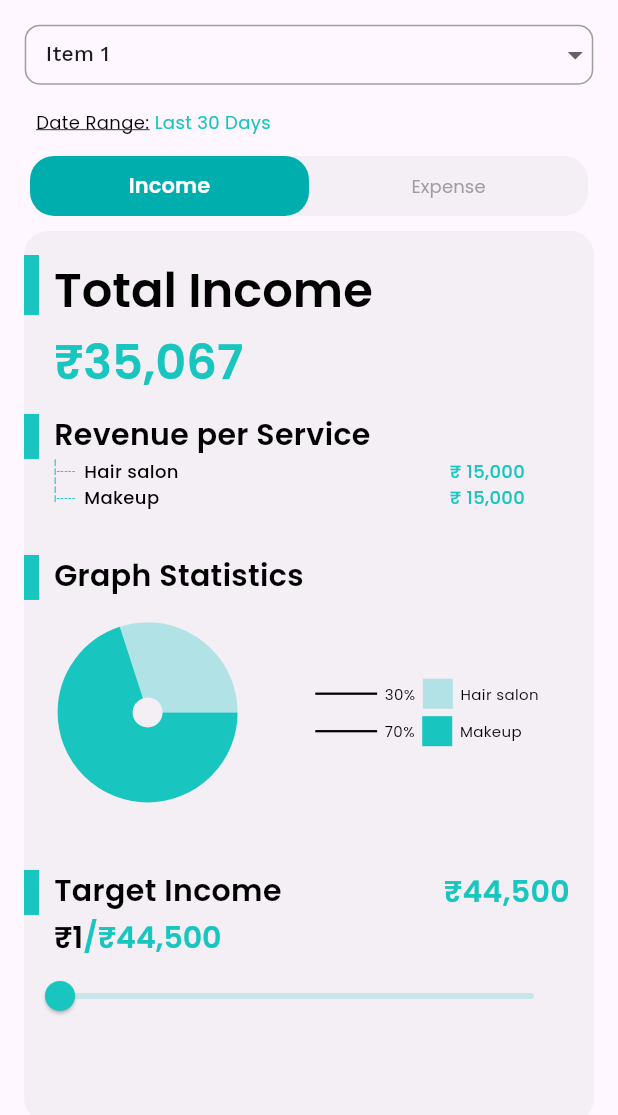
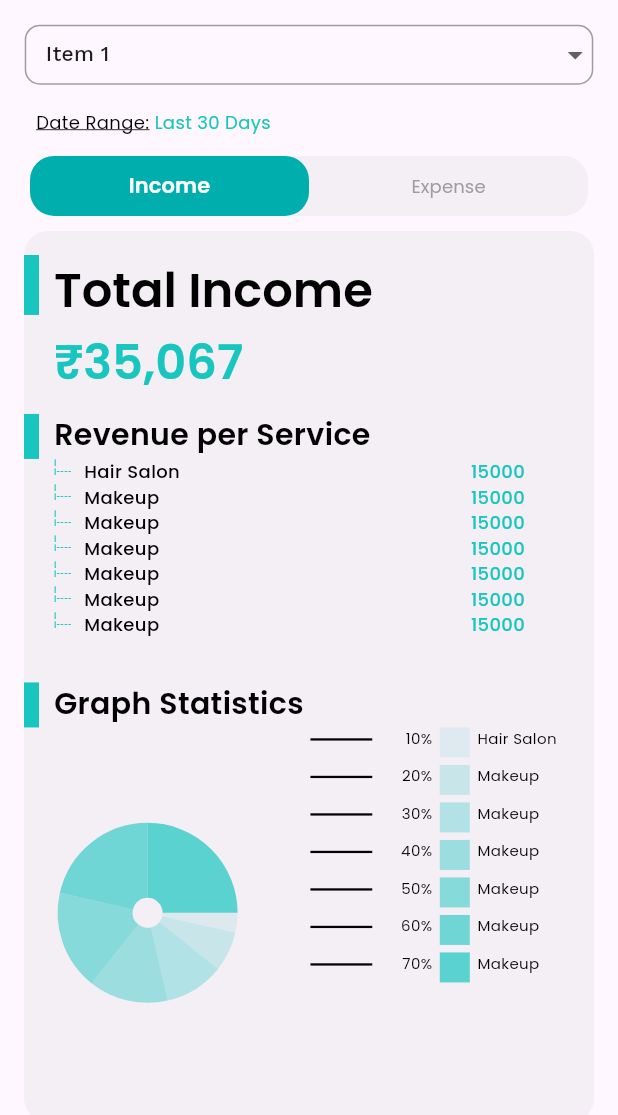
Before and after one commit to Rajbamalwa/trio, a Flutter app: the RaizHomeScreen screen opened directly, on a phone screen of 412 x 824 dp, the part 84-1199 px from its top. Run offline on Flutter 3.47's test engine with Material 3 defaults, Android fonts, the phone set to English and light mode, and no system bars; drawn by our look-alikes of fl_chart; our stand-ins replace flutter_rating_bar, get, google_fonts, table_calendar.

```diff
--- a/lib/main.dart
+++ b/lib/main.dart
@@ -1,6 +1,6 @@
 import 'package:flutter/material.dart';
 import 'package:get/get.dart';
-import 'package:trio/pages/complaint/view/raizz_complaint.dart';
+import 'package:trio/pages/home/view/raizz_home.dart';
 
 void main() {
   runApp(const MyApp());
@@ -14,7 +14,7 @@ class MyApp extends StatelessWidget {
     return const GetMaterialApp(
       title: 'Flutter Demo',
       debugShowCheckedModeBanner: false,
-      home: RaizzComplaintScreen(),
+      home: RaizHomeScreen(),
     );
   }
 }
--- a/lib/pages/home/widgets/income_widget.dart
+++ b/lib/pages/home/widgets/income_widget.dart
@@ -7,6 +7,51 @@ import 'package:trio/utils/extension/sized_box_extension.dart';
 import '../../../Constants/colors.dart';
 import '../../../utils/raizz_global_widget/CustomText/CustomText.dart';
 import '../controller/home_controller.dart';
+
+List services_item = [
+  {
+    "service_name": "Hair Salon",
+    "service_revenue": 15000,
+    "service_expense": 15000,
+    "service_percent": 10,
+  },
+  {
+    "service_name": "Makeup",
+    "service_revenue": 15000,
+    "service_expense": 15000,
+    "service_percent": 20,
+  },
+  {
+    "service_name": "Makeup",
+    "service_revenue": 15000,
+    "service_expense": 15000,
+    "service_percent": 30,
+  },
+  {
+    "service_name": "Makeup",
+    "service_revenue": 15000,
+    "service_expense": 15000,
+    "service_percent": 40,
+  },
+  {
+    "service_name": "Makeup",
+    "service_revenue": 15000,
+    "service_expense": 15000,
+    "service_percent": 50,
+  },
+  {
+    "service_name": "Makeup",
+    "service_revenue": 15000,
+    "service_expense": 15000,
+    "service_percent": 60,
+  },
+  {
+    "service_name": "Makeup",
+    "service_revenue": 15000,
+    "service_expense": 15000,
+    "service_percent": 70,
+  }
+];
 
 class IncomeWidget extends StatefulWidget {
   final from;
@@ -105,9 +150,11 @@ class _IncomeWidgetState extends State<IncomeWidget> {
                     ),
                   ],
                 ),
-                Stack(
-                  children: [
-                    Column(
+                ListView.builder(
+                  itemCount: services_item.length,
+                  shrinkWrap: true,
+                  itemBuilder: (context, index) {
+                    return Stack(
                       children: [
                         Padding(
                           padding: const EdgeInsets.only(left: 40, right: 30),
@@ -118,7 +165,8 @@ class _IncomeWidgetState extends State<IncomeWidget> {
                               crossAxisAlignment: CrossAxisAlignment.center,
                               children: [
                                 CustomText(
-                                  "Hair salon",
+                                  services_item[index]['service_name']
+                                      .toString(),
                                   black,
                                   12,
                                   FontWeight.w500,
@@ -126,7 +174,11 @@ class _IncomeWidgetState extends State<IncomeWidget> {
                                   TextAlign.start,
                                 ),
                                 CustomText(
-                                  "₹ 15,000",
+                                  widget.from == "Expense"
+                                      ? services_item[index]['service_expense']
+                                          .toString()
+                                      : services_item[index]['service_revenue']
+                                          .toString(),
                                   primaryColor,
                                   12,
                                   FontWeight.w500,
@@ -138,39 +190,9 @@ class _IncomeWidgetState extends State<IncomeWidget> {
                           ),
                         ),
                         Padding(
-                          padding: const EdgeInsets.only(left: 40, right: 30),
-                          child: SizedBox(
-                            width: size.width * 0.8,
-                            child: Row(
-                              mainAxisAlignment: MainAxisAlignment.spaceBetween,
-                              crossAxisAlignment: CrossAxisAlignment.center,
-                              children: [
-                                CustomText(
-                                  "Makeup",
-                                  black,
-                                  12,
-                                  FontWeight.w500,
-                                  TextOverflow.clip,
-                                  TextAlign.start,
-                                ),
-                                CustomText(
-                                  "₹ 15,000",
-                                  primaryColor,
-                                  12,
-                                  FontWeight.w500,
-                                  TextOverflow.clip,
-                                  TextAlign.start,
-                                ),
-                              ],
-                            ),
-                          ),
-                        ),
-                      ],
-                    ),
-                    Padding(
                           padding: const EdgeInsets.only(left: 20, right: 30),
                           child: CustomText(
-                        "|\n|-----\n|\n|\n|-----",
+                            "|\n|----",
                             primaryColor,
                             4,
                             FontWeight.w600,
@@ -179,6 +201,8 @@ class _IncomeWidgetState extends State<IncomeWidget> {
                           ),
                         ),
                       ],
+                    );
+                  },
                 ),
                 30.h,
                 Row(
@@ -211,9 +235,8 @@ class _IncomeWidgetState extends State<IncomeWidget> {
                       crossAxisAlignment: CrossAxisAlignment.center,
                       children: [
                         SizedBox(
-                          height: 150,
+                          height: size.height * 0.3,
                           width: size.width * 0.4,
-                          child: Flexible(
                           child: AspectRatio(
                             aspectRatio: 1,
                             child: PieChart(
@@ -228,149 +251,96 @@ class _IncomeWidgetState extends State<IncomeWidget> {
                             ),
                           ),
                         ),
-                        ),
-                        Stack(
-                          children: [
-                            Row(
-                              mainAxisAlignment: MainAxisAlignment.start,
-                              crossAxisAlignment: CrossAxisAlignment.center,
-                              children: [
-                                Column(
+                        SizedBox(
+                          height: size.height * 0.3,
+                          width: size.width * 0.42,
+                          child: Column(
                             mainAxisAlignment: MainAxisAlignment.start,
                             crossAxisAlignment: CrossAxisAlignment.start,
                             children: [
+                              Expanded(
+                                child: ListView.builder(
+                                  itemCount: services_item.length,
+                                  shrinkWrap: true,
+                                  scrollDirection: Axis.vertical,
+                                  itemBuilder: (context, index) {
+                                    // Parse the service_percent value and adjust opacity
+                                    final percentString = services_item[index]
+                                            ['service_percent']
+                                        .toString();
+                                    final value =
+                                        double.tryParse(percentString) ?? 0.0;
+
+                                    // Ensure the percentString is correctly formatted for opacity calculation
+                                    final opacity =
+                                        (value / 100).clamp(0.0, 1.0);
+
+                                    // Apply opacity to primaryColor
+                                    final sectionColor =
+                                        primaryColor.withOpacity(opacity);
+
+                                    return Padding(
+                                      padding: const EdgeInsets.only(bottom: 5),
+                                      child: Row(
+                                        mainAxisAlignment:
+                                            MainAxisAlignment.spaceBetween,
+                                        crossAxisAlignment:
+                                            CrossAxisAlignment.start,
+                                        children: [
                                           SizedBox(
-                                      height: 25,
                                             width: size.width * 0.1,
                                             child: Divider(
                                               color: black,
                                               thickness: 1.5,
                                             ),
                                           ),
-                                    SizedBox(
-                                      height: 25,
-                                      width: size.width * 0.1,
-                                      child: Divider(
-                                        color: black,
-                                        thickness: 1.5,
-                                      ),
-                                    ),
-                                  ],
-                                ),
-                                5.w,
-                                Column(
-                                  mainAxisAlignment: MainAxisAlignment.end,
-                                  crossAxisAlignment: CrossAxisAlignment.end,
+                                          Row(
+                                            mainAxisAlignment:
+                                                MainAxisAlignment.end,
+                                            crossAxisAlignment:
+                                                CrossAxisAlignment.start,
                                             children: [
-                                    SizedBox(
-                                      width: size.width * 0.3,
-                                      child: Row(
-                                        mainAxisAlignment:
-                                            MainAxisAlignment.start,
-                                        children: [
-                                          SizedBox(
-                                            child: CustomText(
-                                              "30%",
+                                              CustomText(
+                                                "${services_item[index]['service_percent']}%",
                                                 black,
                                                 10,
                                                 FontWeight.w400,
                                                 TextOverflow.clip,
                                                 TextAlign.start,
                                               ),
-                                          ),
                                               5.w,
                                               Container(
                                                 height: 20,
                                                 width: 20,
-                                            color:
-                                                primaryColor.withOpacity(0.3),
+                                                color: sectionColor,
                                               ),
                                               5.w,
-                                          CustomText(
-                                            "Hair salon",
+                                              SizedBox(
+                                                width: size.width * 0.15,
+                                                child: CustomText(
+                                                  services_item[index]
+                                                          ['service_name']
+                                                      .toString(),
                                                   black,
                                                   10,
                                                   FontWeight.w400,
-                                            TextOverflow.clip,
+                                                  TextOverflow.ellipsis,
                                                   TextAlign.start,
+                                                ),
                                               ),
                                             ],
                                           ),
+                                        ],
                                       ),
-                                    5.h,
-                                    SizedBox(
-                                      width: size.width * 0.3,
-                                      child: Row(
-                                        mainAxisAlignment:
-                                            MainAxisAlignment.start,
-                                        children: [
-                                          SizedBox(
-                                            child: CustomText(
-                                              "70%",
-                                              black,
-                                              10,
-                                              FontWeight.w400,
-                                              TextOverflow.clip,
-                                              TextAlign.start,
+                                    );
+                                  },
                                 ),
-                                          ),
-                                          5.w,
-                                          Container(
-                                            height: 20,
-                                            width: 20,
-                                            color: primaryColor,
-                                          ),
-                                          5.w,
-                                          CustomText(
-                                            "Makeup",
-                                            black,
-                                            10,
-                                            FontWeight.w400,
-                                            TextOverflow.clip,
-                                            TextAlign.start,
                               ),
                             ],
                           ),
                         ),
                       ],
                     ),
-                              ],
-                            ),
-                          ],
-                        )
-                      ],
-                    ),
-                    // Positioned(
-                    //   top: 70,
-                    //   bottom: 0,
-                    //   right: 0,
-                    //   left: 0,
-                    //   child:
-                    // ),
-                    // Center(
-                    //   child: Column(
-                    //     mainAxisAlignment: MainAxisAlignment.spaceEvenly,
-                    //     crossAxisAlignment: CrossAxisAlignment.center,
-                    //     children: [
-                    //       SizedBox(
-                    //         height: 25,
-                    //         width: width * 0.17,
-                    //         child: Divider(
-                    //           color: black,
-                    //           thickness: 1.5,
-                    //         ),
-                    //       ),
-                    //       SizedBox(
-                    //         height: 25,
-                    //         width: width * 0.17,
-                    //         child: Divider(
-                    //           color: black,
-                    //           thickness: 1.5,
-                    //         ),
-                    //       ),
-                    //     ],
-                    //   ),
-                    // ),
                   ],
                 ),
                 30.h,
@@ -472,16 +442,23 @@ class _IncomeWidgetState extends State<IncomeWidget> {
   }
 
   List<PieChartSectionData> showingSections() {
-    return List.generate(2, (i) {
+    return List.generate(services_item.length, (i) {
       final isTouched = i == touchedIndex;
       final fontSize = isTouched ? 25.0 : 16.0;
       final radius = isTouched ? 60.0 : 50.0;
       const shadows = [Shadow(color: Colors.black, blurRadius: 2)];
-      switch (i) {
-        case 0:
+      // Parse the service_percent value and adjust opacity
+      final percentString = services_item[i]['service_percent'].toString();
+      final value = double.tryParse(percentString) ?? 0.0;
+
+      // Ensure the percentString is correctly formatted for opacity calculation
+      final opacity = (value / 100).clamp(0.0, 1.0);
+
+      // Apply opacity to primaryColor
+      final sectionColor = primaryColor.withOpacity(opacity);
       return PieChartSectionData(
-            color: primaryColor,
-            value: 70,
+        color: sectionColor, // Set the section color with dynamic opacity
+        value: double.tryParse(services_item[i]['service_percent'].toString()),
         title: '',
         radius: radius,
         titleStyle: GoogleFonts.poppins(
@@ -491,22 +468,6 @@ class _IncomeWidgetState extends State<IncomeWidget> {
           shadows: shadows,
         ),
       );
-        case 1:
-          return PieChartSectionData(
-            color: primaryColor.withOpacity(0.3),
-            value: 30,
-            title: '',
-            radius: radius,
-            titleStyle: GoogleFonts.poppins(
-              fontSize: fontSize,
-              fontWeight: FontWeight.bold,
-              color: black,
-              shadows: shadows,
-            ),
-          );
-        default:
-          throw Error();
-      }
     });
   }
 }
```
Lines whose indentation alone changed are shown as unchanged.
